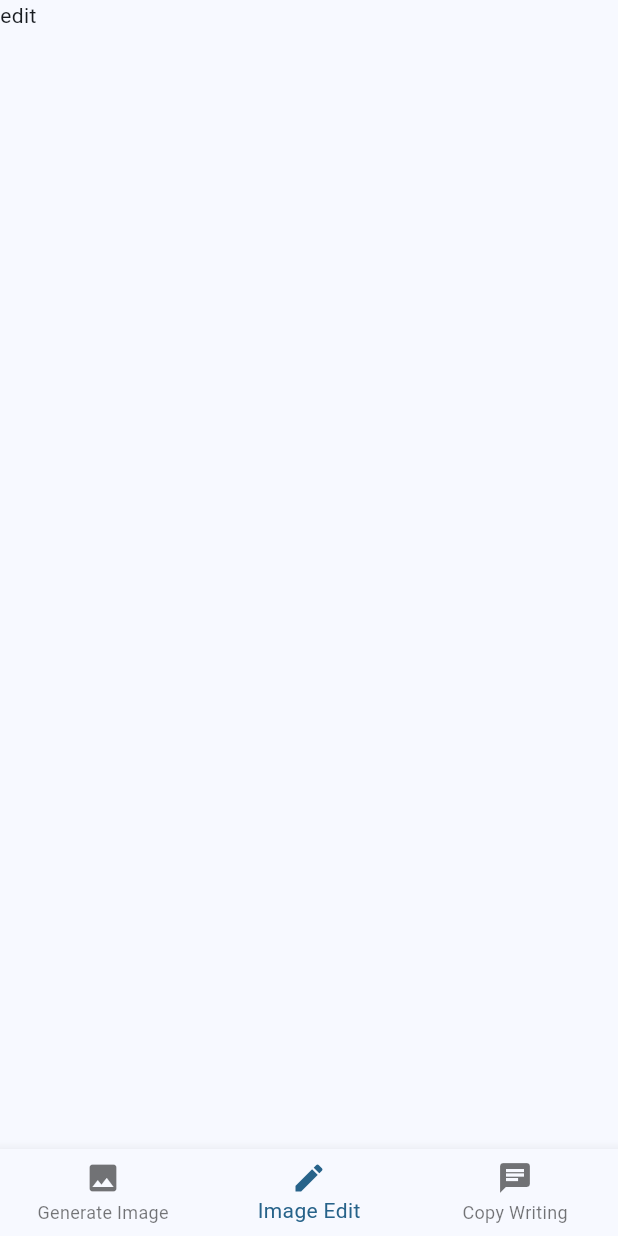
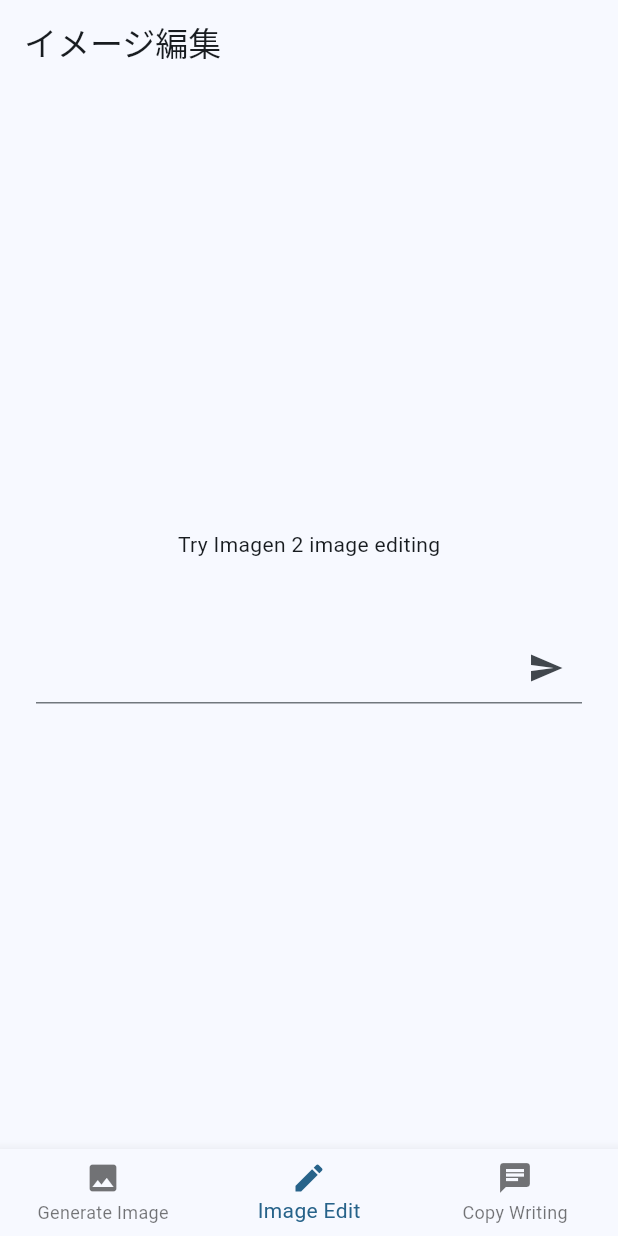
Before and after one commit to m0m0i/google-next-imagen-demo, a Flutter app: the screen it shows after launch, item 2 of the bottom bar chosen, on a phone screen of 412 x 824 dp. Run offline on Flutter 3.47's test engine with Material 3 defaults, Android fonts, the phone set to English and light mode, and no system bars; our stand-ins replace googleapis_auth; key blocks and very long unbroken strings in the code were emptied for the run.

Commit message:
created placeholder widget

```diff
--- a/lib/main.dart
+++ b/lib/main.dart
@@ -1,4 +1,5 @@
 import 'package:flutter/material.dart';
+import 'package:google_next_imagen_demo/screens/edit_image.dart';
 import 'screens/generate_image.dart';
 
 // 一瞬文字化けするのは日本語のせい
@@ -32,7 +33,7 @@
 class _HomeStatefulWidgetState extends State<HomeStatefulWidget> {
   static const List<Widget> _screens = [
     GenerateImage(),
-    Text('edit'),
+    EditImage(),
     Text('convo'),
   ];
 
--- /dev/null
+++ b/lib/screens/edit_image.dart
@@ -0,0 +1,87 @@
+import 'dart:convert';
+
+import 'package:flutter/material.dart';
+import 'package:google_next_imagen_demo/utils/vertexai.dart';
+
+class EditImage extends StatefulWidget {
+  const EditImage({super.key});
+
+  @override
+  State<EditImage> createState() => _EditImageState();
+}
+
+class _EditImageState extends State<EditImage> {
+  var image = '';
+  late TextEditingController _controller;
+
+  final vertexai = VertexAI();
+
+  @override
+  void initState() {
+    super.initState();
+    _controller = TextEditingController();
+  }
+
+  @override
+  void dispose() {
+    _controller.dispose();
+    super.dispose();
+  }
+
+  Future<void> handleGenerate(prompt, image) async {
+    final generatedImage = await vertexai.editImage(prompt, image);
+
+    setState(() {
+      image = generatedImage.predictions[0].bytesBase64Encoded;
+    });
+  }
+
+  Widget renderImage(image) {
+    if (image != '') {
+      return Image.memory(
+        base64Decode(image),
+        width: double.infinity,
+      );
+    } else {
+      return const Text("Try Imagen 2 image editing");
+    }
+  }
+
+  @override
+  Widget build(BuildContext context) {
+    return Scaffold(
+      appBar: AppBar(
+        title: const Text('イメージ編集'),
+      ),
+      body: Center(
+        child: Column(
+          mainAxisSize: MainAxisSize.min,
+          children: [
+            // renderImage(image),
+            Padding(
+              padding: const EdgeInsets.all(24),
+              child: renderImage(image),
+            ),
+            Padding(
+              padding: const EdgeInsets.all(24),
+              child: TextField(
+                controller: _controller,
+                minLines: 1,
+                maxLines: 2,
+                decoration: InputDecoration(
+                  suffixIcon: IconButton(
+                    onPressed: () async {
+                      final prompt = _controller.value.text;
+                      if (prompt != "") await handleGenerate(prompt, "image");
+                    },
+                    icon: const Icon(Icons.send),
+                  ),
+                ),
+              ),
+            ),
+          ],
+        ),
+      ),
+    );
+  }
+}
```
Also changed, not shown: lib/utils/vertexai.dart (+48 -0 lines).
